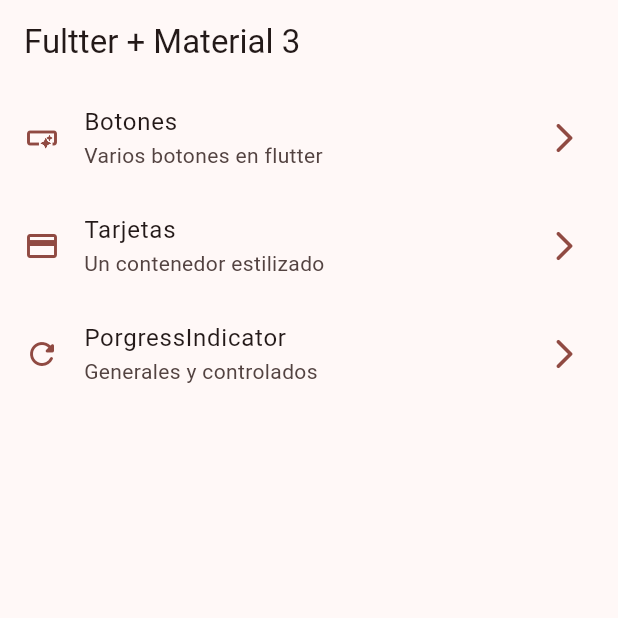
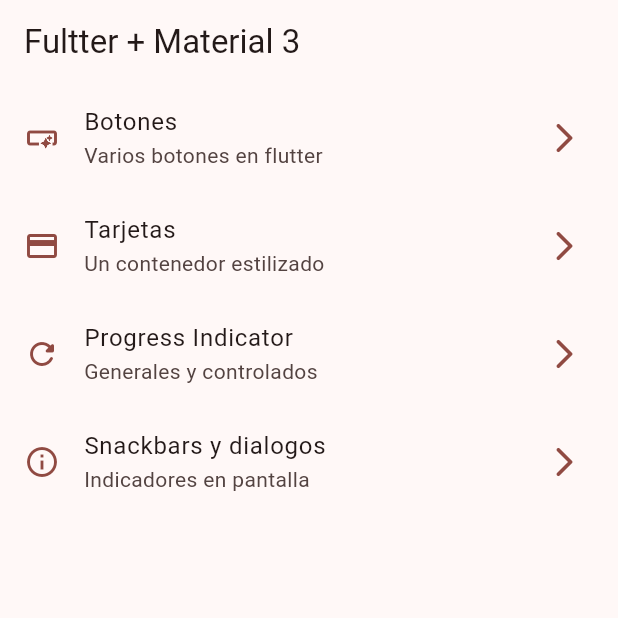
Before and after one commit to juanpjacobi/widgets_app, a Flutter app: the screen it shows after launch, on a phone screen of 412 x 824 dp, the top half of it. Run offline on Flutter 3.47's test engine with Material 3 defaults, Android fonts, the phone set to English and light mode, and no system bars; our stand-ins replace go_router.

Commit message:
snackbars dialogs finished

```diff
--- a/lib/config/router/app_router.dart
+++ b/lib/config/router/app_router.dart
@@ -25,5 +25,10 @@ final appRouter = GoRouter(
       name: ProgressScreen.name,
       builder: (context, state) => const ProgressScreen(),
     ),
+    GoRoute(
+      path: '/snackbars',
+      name: SnackBarScreen.name,
+      builder: (context, state) => const SnackBarScreen(),
+    ),
   ],
 );
--- a/lib/config/theme/menu/menu_items.dart
+++ b/lib/config/theme/menu/menu_items.dart
@@ -25,8 +25,13 @@ const appMenuItems = <MenuItem>[
       link: '/cards',
       icon: Icons.credit_card),
   MenuItem(
-      title: 'PorgressIndicator',
+      title: 'Progress Indicator',
       subtitle: 'Generales y controlados',
       link: '/progress',
-      icon: Icons.refresh_rounded)
+      icon: Icons.refresh_rounded),
+  MenuItem(
+      title: 'Snackbars y dialogos',
+      subtitle: 'Indicadores en pantalla',
+      link: '/snackbars',
+      icon: Icons.info_outline),
 ];
--- a/lib/main.dart
+++ b/lib/main.dart
@@ -12,6 +12,7 @@ class MainApp extends StatelessWidget {
   @override
   Widget build(BuildContext context) {
     return MaterialApp.router(
+      title: 'Flutter widgets',
       routerConfig: appRouter,
       debugShowCheckedModeBanner: false,
       theme: Apptheme(selectedColor: 3).getTheme(),
```
Also changed, not shown: lib/presentation/screens/snackbar/snackbar_screen.dart (+59 -1 lines).
